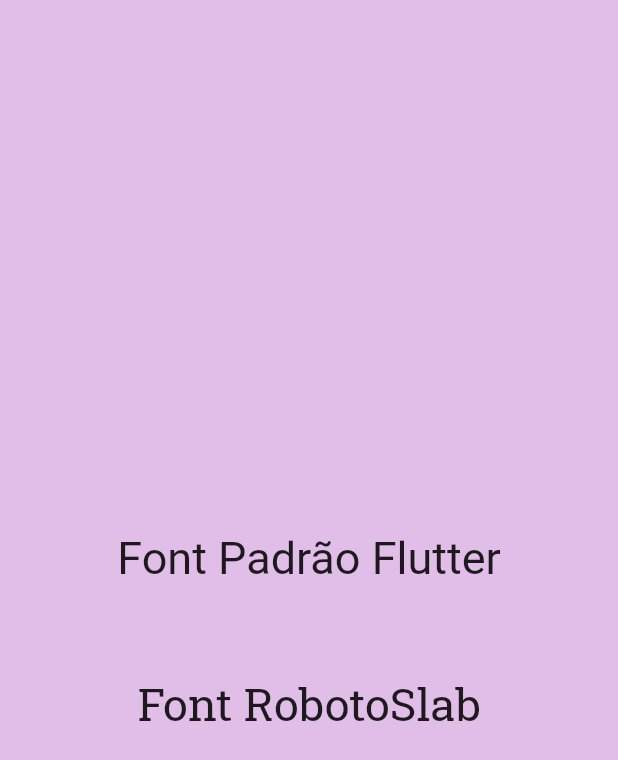
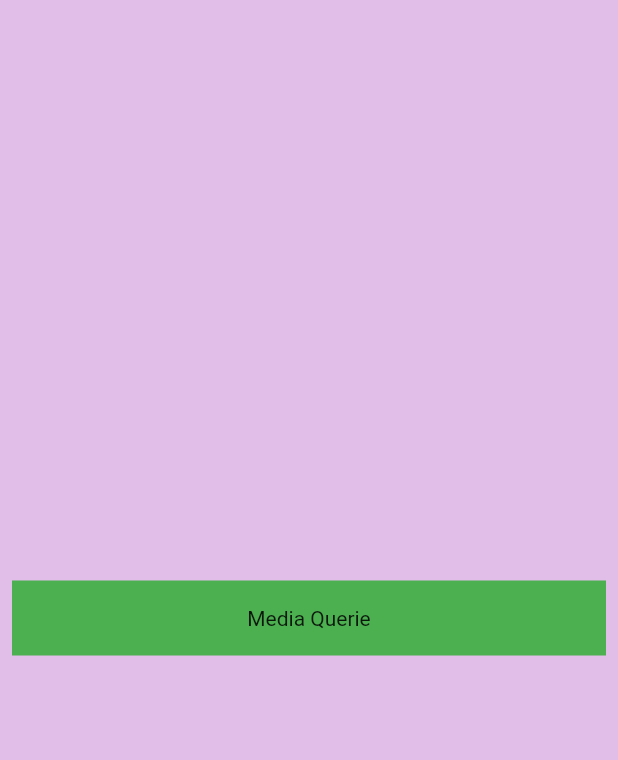
Before and after one commit to aroldoesmerio/testandoWidgets, a Flutter app: the screen it shows after launch, on a phone screen of 412 x 824 dp. Shown: the top 760 px of the screen. Run offline on Flutter 3.47's test engine with Material 2 defaults, Android fonts, the phone set to English and light mode, and no system bars.

Commit message:
aula 7 - Largura Media Querie

```diff
--- a/lib/main.dart
+++ b/lib/main.dart
@@ -1,4 +1,5 @@
 import 'package:flutter/material.dart';
+import 'package:widgets_flutter/media_querie.dart';
 
 import 'fontes.dart';
 
@@ -26,7 +27,7 @@ class MyHomePage extends StatelessWidget {
   Widget build(BuildContext context) {
     return Scaffold(
       backgroundColor: Colors.purple[100],
-      body: Fontes(),
+      body: MediaQueriex(),
     );
   }
 }
--- /dev/null
+++ b/lib/media_querie.dart
@@ -0,0 +1,23 @@
+import 'package:flutter/material.dart';
+
+class MediaQueriex extends StatelessWidget {
+  @override
+  Widget build(BuildContext context) {
+    return Padding(
+      padding: const EdgeInsets.all(8.0),
+      child: Center(
+        child: Container(
+          color: Colors.green,
+          height: 50,
+          width: MediaQuery.of(context).size.width,
+          child: Center(
+            child: Text(
+              "Media Querie",
+              textAlign: TextAlign.center,
+            ),
+          ),
+        ),
+      ),
+    );
+  }
+}
```
Also changed, not shown: pubspec.lock.
